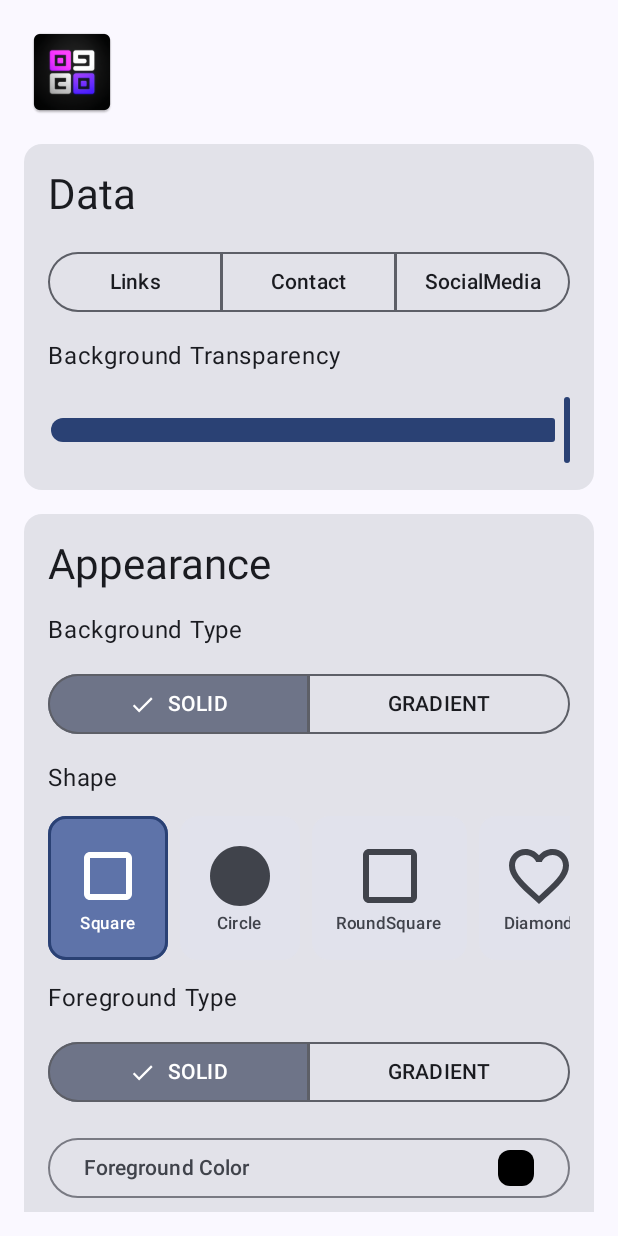
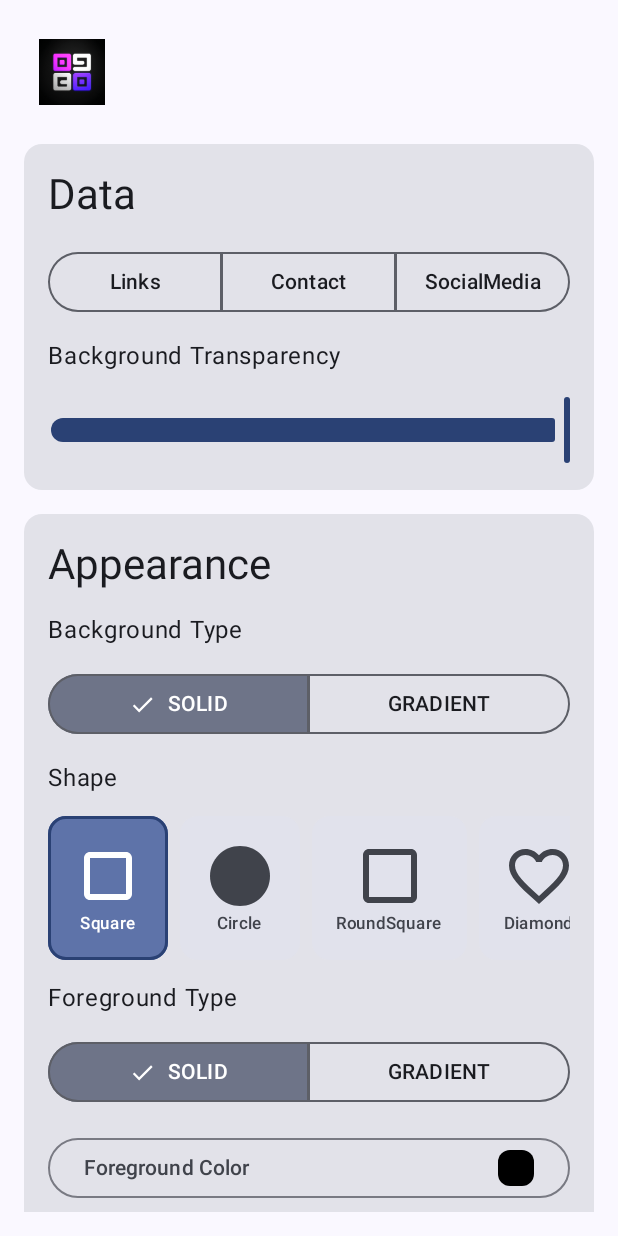
Before and after one commit to HereLiesAz/QaRd, an Android app built with Jetpack Compose: the composable ConfigScreen called with empty values, on a phone screen of 412 x 824 dp. Run offline under Robolectric (Android 15) with nearby library versions, the phone set to English and light mode, and no system bars; libraries missing offline, so code that uses them is left out: androidx.glance, androidx.glance.action, androidx.glance.appwidget, androidx.glance.background, androidx.glance.layout and 3 more; 2 statements that could not run were skipped.

Commit message:
wip: Attempt to fix widget and refactor
This is a work-in-progress commit.

- Attempted to fix the widget display issue.
- Attempted to refactor the app name.
- The code is currently in a non-compilable state.

```diff
--- a/app/src/main/java/com/hereliesaz/qard/ui/ConfigActivity.kt
+++ b/app/src/main/java/com/hereliesaz/qard/ui/ConfigActivity.kt
@@ -39,7 +39,7 @@ import com.hereliesaz.qard.data.BackgroundType
 import com.hereliesaz.qard.R
 import com.hereliesaz.qard.data.ForegroundType
 import com.hereliesaz.qard.data.SocialLink
-import com.hereliesaz.qard.ui.theme.QrLockscreenTheme
+import com.hereliesaz.qard.ui.theme.QaRdTheme
 import com.hereliesaz.qard.widget.QrGenerator
 import com.hereliesaz.qard.widget.QrWidget
 import com.materialkolor.DynamicMaterialTheme
@@ -69,7 +69,7 @@ class ConfigActivity : ComponentActivity() {
         }
 
         setContent {
-            QrLockscreenTheme {
+            QaRdTheme {
                 ConfigScreen(appWidgetId = appWidgetId, qrWidget = qrWidget) {
                     // This lambda is called when configuration is complete
                     val resultValue =
@@ -173,8 +173,7 @@ fun ConfigScreen(appWidgetId: Int, qrWidget: QrWidget, onConfigComplete: () -> U
             verticalArrangement = Arrangement.spacedBy(16.dp),
         ) {
             Image(
-                painter = painterResource(id = com.hereliesaz.qard.R.drawable.ic_launcher),
-
+                painter = painterResource(id = R.mipmap.ic_launcher_foreground),
                 contentDescription = "App Icon",
                 modifier = Modifier.size(64.dp)
             )
@@ -454,9 +453,7 @@ fun ConfigScreen(appWidgetId: Int, qrWidget: QrWidget, onConfigComplete: () -> U
                             dataStore.saveConfigs(newSaved)
 
                             dataStore.saveConfig(appWidgetId, currentConfig)
-                            val glanceId =
-                                GlanceAppWidgetManager(context).getGlanceIdBy(appWidgetId)
-                            qrWidget.update(context, glanceId)
+                            QrWidget().updateAll(context)
                             onConfigComplete()
                         }
                     },
--- a/app/src/main/java/com/hereliesaz/qard/ui/theme/Theme.kt
+++ b/app/src/main/java/com/hereliesaz/qard/ui/theme/Theme.kt
@@ -38,7 +38,7 @@ private val LightColorScheme = lightColorScheme(
 )
 
 @Composable
-fun QrLockscreenTheme(
+fun QaRdTheme(
     darkTheme: Boolean = isSystemInDarkTheme(),
     // Dynamic color is available on Android 12+
     dynamicColor: Boolean = true,
--- a/app/src/main/java/com/hereliesaz/qard/widget/QrWidget.kt
+++ b/app/src/main/java/com/hereliesaz/qard/widget/QrWidget.kt
@@ -3,6 +3,7 @@ package com.hereliesaz.qard.widget
 import android.appwidget.AppWidgetManager
 import android.content.ComponentName
 import android.content.Context
+import android.content.Intent
 import android.graphics.Bitmap
 import android.util.Log
 import androidx.compose.ui.unit.dp
@@ -15,12 +16,15 @@ import androidx.glance.appwidget.GlanceAppWidgetManager
 import androidx.glance.appwidget.provideContent
 import androidx.glance.background
 import androidx.glance.layout.Alignment
+import androidx.glance.action.actionStartActivity
+import androidx.glance.action.clickable
 import androidx.glance.layout.Box
 import androidx.glance.layout.fillMaxSize
 import androidx.glance.layout.padding
 import androidx.glance.text.Text
 import com.hereliesaz.qard.data.QrData
 import com.hereliesaz.qard.data.QrDataStore
+import com.hereliesaz.qard.ui.ConfigActivity
 import com.hereliesaz.qard.widget.QrWidgetReceiver
 import kotlinx.coroutines.flow.first
 
@@ -38,7 +42,14 @@ class QrWidget : GlanceAppWidget() {
                 modifier = GlanceModifier
                     .fillMaxSize()
                     .background(ImageProvider(createTransparentBitmap())) // Use transparent background
-                    .padding(8.dp),
+                    .padding(8.dp)
+                    .clickable(
+                        onClick = actionStartActivity(
+                            Intent(context, ConfigActivity::class.java).apply {
+                                putExtra(AppWidgetManager.EXTRA_APPWIDGET_ID, appWidgetId)
+                            }
+                        )
+                    ),
                 contentAlignment = Alignment.Center
             ) {
                 val dataIsNotBlank = config.data.any {
--- a/app/src/main/res/values-night/themes.xml
+++ b/app/src/main/res/values-night/themes.xml
@@ -1,6 +1,6 @@
 <resources xmlns:tools="http://schemas.android.com/tools">
 
-    <style name="Theme.QrLockscreen" parent="Theme.AppCompat.DayNight.NoActionBar">
+    <style name="Theme.QaRd" parent="Theme.AppCompat.DayNight.NoActionBar">
         <!-- Similar to the light theme, remove MD2 specific color items -->
         <item name="android:statusBarColor" tools:targetApi="l">@android:color/transparent</item>
         <item name="android:navigationBarColor" tools:targetApi="l">@android:color/transparent
--- a/app/src/main/res/values/strings.xml
+++ b/app/src/main/res/values/strings.xml
@@ -1,5 +1,5 @@
 <resources>
-    <string name="app_name">QR Lockscreen</string>
+    <string name="app_name">QaRd</string>
     <string name="appwidget_description">A widget that displays a user-defined QR code.</string>
     <string name="configure_widget_title">Configure QR Code</string>
     <string name="qr_code_data_label">QR Code Data</string>
```
